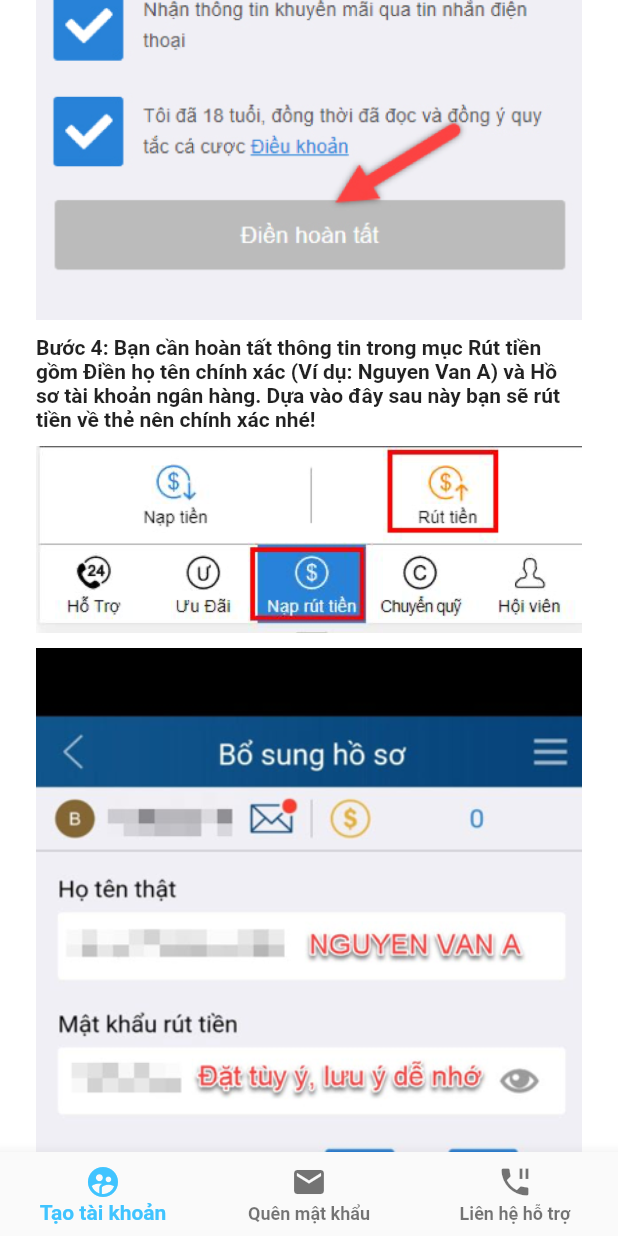
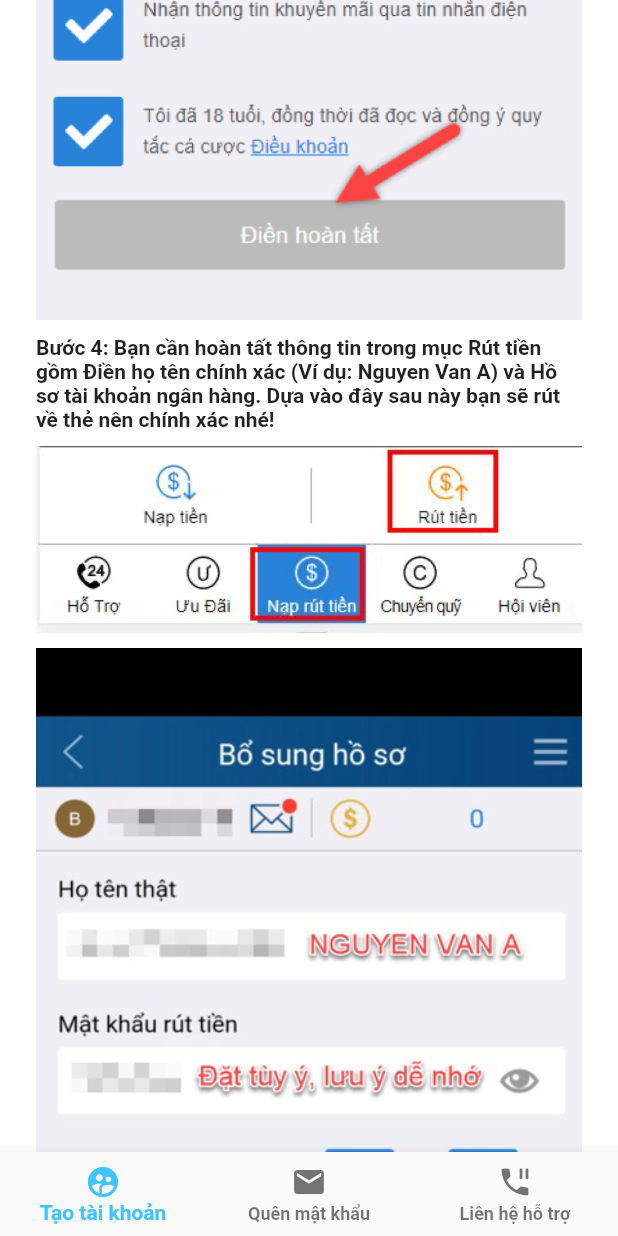
Before and after one commit to ToanMobile/KuApp, a Flutter app: the Support screen opened directly, scrolled down 3456 dp, on a phone screen of 412 x 824 dp. Run offline on Flutter 3.47's test engine with Material 2 defaults, Android fonts, the phone set to English and light mode, and no system bars; our stand-ins replace googleapis_auth, shared_preferences, webview_flutter; missing offline and left inert: googleapis; accounts and stored records are empty; key blocks and very long unbroken strings in the code were emptied for the run.

Commit message:
update code.

```diff
--- a/lib/ui/main_screen.dart
+++ b/lib/ui/main_screen.dart
@@ -55,7 +55,7 @@ class MainState extends State<Main> {
 
   bool checkTimeExit() {
     DateTime currentDate = DateTime.now();
-    var dateExpire = DateTime.parse("2019-12-00 00:00:00Z");
+    var dateExpire = DateTime.parse("2020-06-00 00:00:00Z");
     if (currentDate.millisecondsSinceEpoch > dateExpire.millisecondsSinceEpoch) {
       return true;
     }
--- a/lib/ui/signup_screen.dart
+++ b/lib/ui/signup_screen.dart
@@ -73,7 +73,7 @@ class SignUp extends StatelessWidget {
               height: 10,
             ),
             Text(
-                'Bước 4: Bạn cần hoàn tất thông tin trong mục Rút tiền gồm Điền họ tên chính xác (Ví dụ: Nguyen Van A) và Hồ sơ tài khoản ngân hàng. Dựa vào đây sau này bạn sẽ rút tiền về thẻ nên chính xác nhé!'),
+                'Bước 4: Bạn cần hoàn tất thông tin trong mục Rút tiền gồm Điền họ tên chính xác (Ví dụ: Nguyen Van A) và Hồ sơ tài khoản ngân hàng. Dựa vào đây sau này bạn sẽ rút về thẻ nên chính xác nhé!'),
             const SizedBox(
               height: 10,
             ),
--- a/pubspec.yaml
+++ b/pubspec.yaml
@@ -11,7 +11,7 @@ description: A new Flutter application.
 # In iOS, build-name is used as CFBundleShortVersionString while build-number used as CFBundleVersion.
 # Read more about iOS versioning at
 # https://developer.apple.com/library/archive/documentation/General/Reference/InfoPlistKeyReference/Articles/CoreFoundationKeys.html
-version: 1.0.0+1
+version: 1.1.0
 
 environment:
   sdk: ">=2.1.0 <3.0.0"
```
Also changed, not shown: 3 other files.
